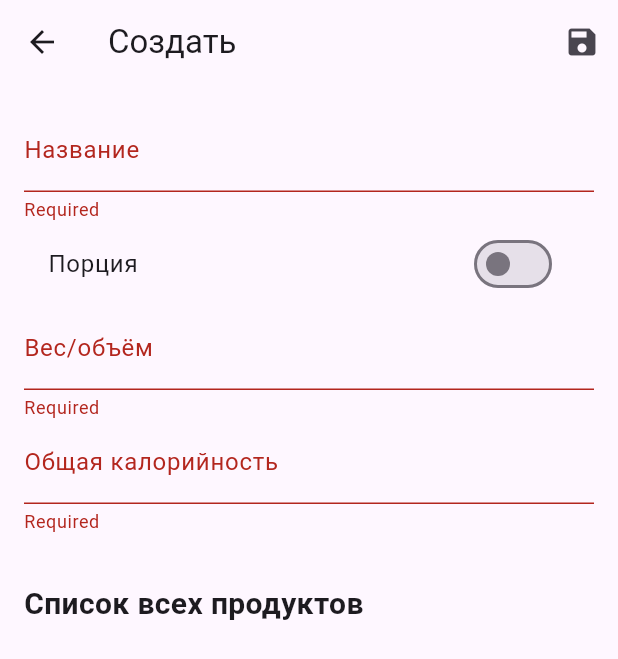
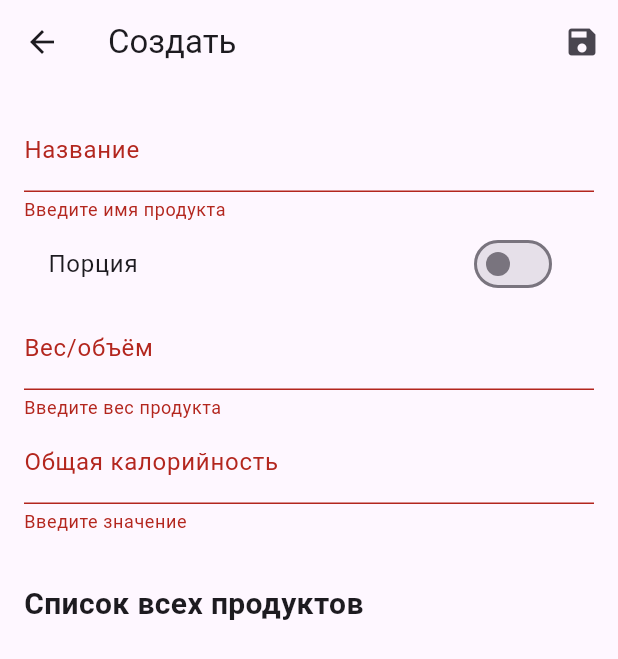
Before and after one commit to Dadanon/Calorifier, a Flutter app: the CreateFoodScreen screen opened directly, after a tap on "Порция", after a tap on the "save" icon, on a phone screen of 412 x 824 dp. Shown: the top 659 px of the screen. Run offline on Flutter 3.47's test engine with Material 3 defaults, Android fonts, the phone set to English and light mode, and no system bars; our stand-ins replace sqflite, table_calendar; accounts and stored records are empty.

Commit message:
(wip) why it doesnt work...

```diff
--- a/lib/screens/create_food_screen.dart
+++ b/lib/screens/create_food_screen.dart
@@ -1,3 +1,4 @@
+import 'package:calorifier/widgets/edit_food_dialog.dart';
 import 'package:calorifier/widgets/edit_food_list.dart';
 import 'package:flutter/material.dart';
 import 'package:provider/provider.dart';
@@ -49,7 +50,8 @@ class _CreateFoodScreenState extends State<CreateFoodScreen> {
                   TextFormField(
                     controller: _nameController,
                     decoration: const InputDecoration(labelText: 'Название'),
-                    validator: (value) => value!.isEmpty ? 'Required' : null,
+                    validator: (value) =>
+                        value!.isEmpty ? 'Введите имя продукта' : null,
                   ),
                   SwitchListTile(
                     title: const Text('Порция'),
@@ -65,7 +67,8 @@ class _CreateFoodScreenState extends State<CreateFoodScreen> {
                         suffixText: 'ккал',
                       ),
                       keyboardType: TextInputType.number,
-                      validator: (value) => value!.isEmpty ? 'Required' : null,
+                      validator: (value) =>
+                          value!.isEmpty ? 'Введите значение' : null,
                     )
                   else
                     Column(
@@ -78,7 +81,7 @@ class _CreateFoodScreenState extends State<CreateFoodScreen> {
                           ),
                           keyboardType: TextInputType.number,
                           validator: (value) =>
-                              value!.isEmpty ? 'Required' : null,
+                              value!.isEmpty ? 'Введите вес продукта' : null,
                         ),
                         TextFormField(
                           controller: _kcalController,
@@ -88,7 +91,7 @@ class _CreateFoodScreenState extends State<CreateFoodScreen> {
                           ),
                           keyboardType: TextInputType.number,
                           validator: (value) =>
-                              value!.isEmpty ? 'Required' : null,
+                              value!.isEmpty ? 'Введите значение' : null,
                         ),
                       ],
                     ),
--- a/lib/widgets/edit_food_list.dart
+++ b/lib/widgets/edit_food_list.dart
@@ -1,3 +1,5 @@
+import 'package:calorifier/models.dart';
+import 'package:calorifier/widgets/edit_food_dialog.dart';
 import 'package:flutter/material.dart';
 import 'package:provider/provider.dart';
 import '../providers.dart';
@@ -10,6 +12,13 @@ class EditFoodList extends StatefulWidget {
 }
 
 class _EditFoodListState extends State<EditFoodList> {
+  void _showEditFoodDialog(BuildContext context, Food food) {
+    showDialog(
+      context: context,
+      builder: (context) => EditFoodDialog(food: food),
+    );
+  }
+
   @override
   Widget build(BuildContext context) {
     return Consumer<FoodProvider>(
@@ -26,7 +35,8 @@ class _EditFoodListState extends State<EditFoodList> {
             ),
             SizedBox(
               height: 400, // Фиксированная высота или MediaQuery
-              child: ListView.builder(
+              child: Consumer<FoodProvider>(
+                  builder: (context, provider, child) => ListView.builder(
                         shrinkWrap: true,
                         physics: const AlwaysScrollableScrollPhysics(),
                         itemCount: provider.foods.length,
@@ -37,8 +47,8 @@ class _EditFoodListState extends State<EditFoodList> {
                                   vertical: 4, horizontal: 8),
                               child: ListTile(
                                 title: Text(food.name,
-                            style:
-                                const TextStyle(fontWeight: FontWeight.bold)),
+                                    style: const TextStyle(
+                                        fontWeight: FontWeight.bold)),
                                 subtitle: Row(
                                   children: [
                                     if (food.weight != null)
@@ -49,9 +59,14 @@ class _EditFoodListState extends State<EditFoodList> {
                                       Text('${food.kcalTotal}ккал')
                                   ],
                                 ),
+                                trailing: const IconButton(
+                                  icon: Icon(Icons.edit),
+                                  onPressed: () =>
+                                      _showEditFoodDialog(context, food),
+                                ),
                               ));
                         },
-              ),
+                      )),
             ),
           ],
         );
```
Also changed, not shown: lib/widgets/edit_food_dialog.dart (added, +128 -0 lines). Lines whose indentation alone changed are shown as unchanged.
